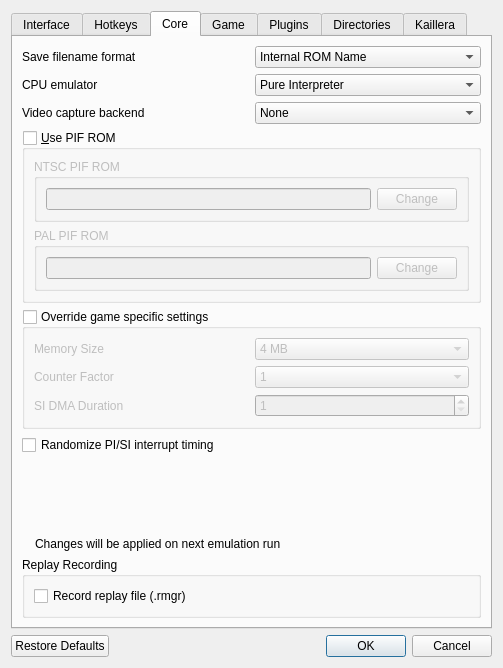
The window that Source/RMG/UserInterface/Dialog/SettingsDialog.ui (hopskipnfall/RMG-K) describes before a commit, drawn with Qt 5.
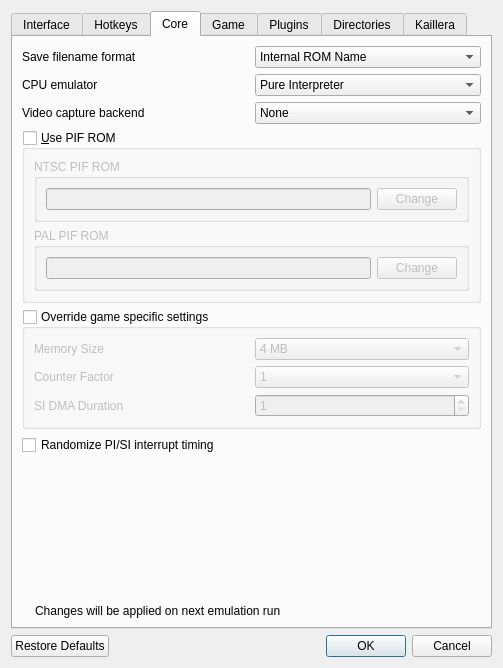
The same window after the commit. The open tabs and pages were chosen to show the change. Icons and pictures are not drawn. Custom widgets are drawn as their Qt base class.

Commit message: Move replay recording to per-room toggles, add playback opt-in

What changed in the file:
```diff
--- a/Source/RMG/UserInterface/Dialog/SettingsDialog.ui
+++ b/Source/RMG/UserInterface/Dialog/SettingsDialog.ui
@@ -2268,25 +2268,6 @@
              </item>
             </layout>
            </item>
-           <item>
-            <widget class="QGroupBox" name="replaySettingsGroupBox">
-             <property name="title">
-              <string>Replay Recording</string>
-             </property>
-             <layout class="QVBoxLayout" name="replaySettingsLayout">
-              <item>
-               <widget class="QCheckBox" name="replayEnabledCheckBox">
-                <property name="text">
-                 <string>Record replay file (.rmgr)</string>
-                </property>
-                <property name="toolTip">
-                 <string>Records per-frame inputs and game state for the current match to a .rmgr file, separate from krec. Works for both online and offline matches.</string>
-                </property>
-               </widget>
-              </item>
-             </layout>
-            </widget>
-           </item>
           </layout>
          </widget>
          <widget class="QWidget" name="gameTab">
```
Left out of the diff: 10 changed lines with no effect on the pictures. The commit also changes 11 other files.
